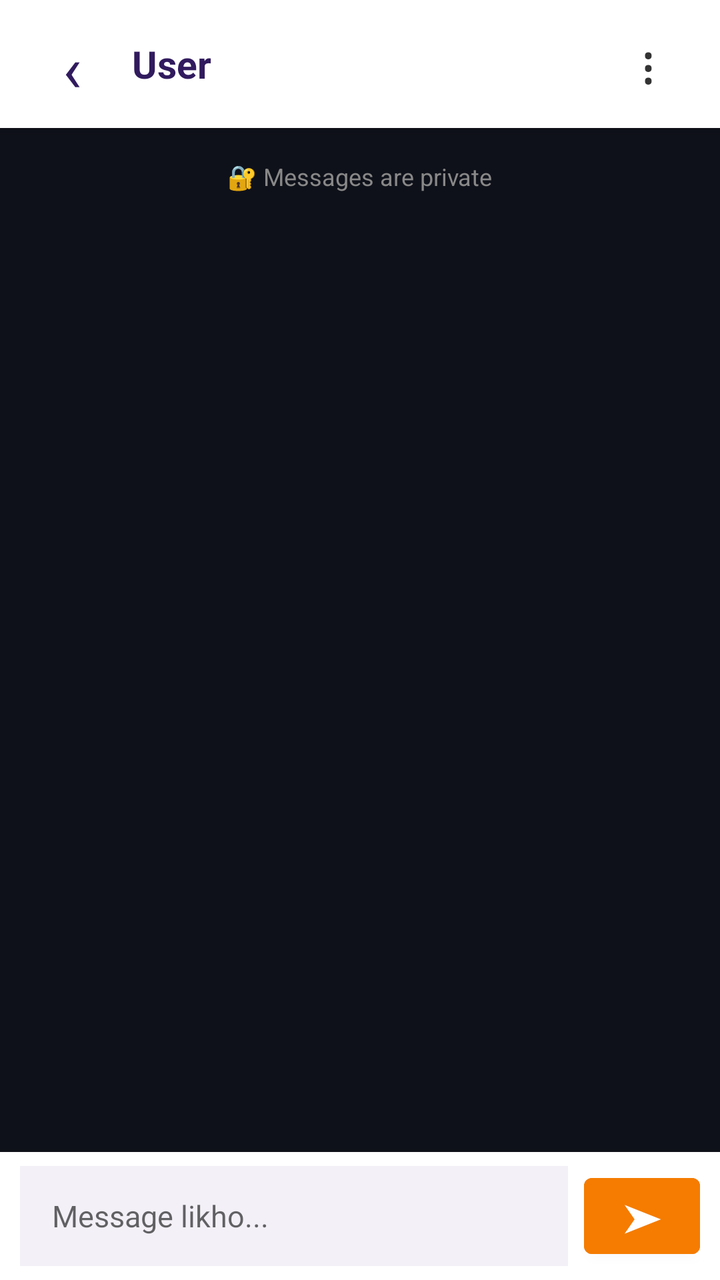
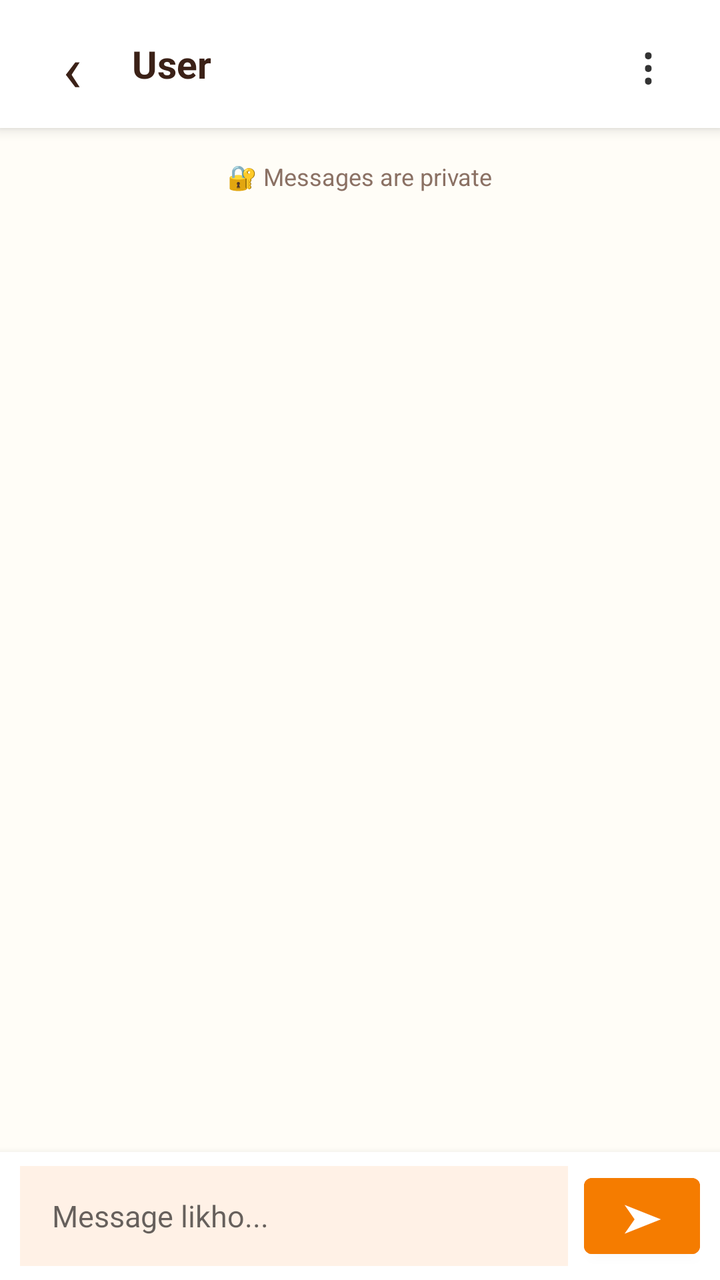

The first picture is an Android layout as it rendered before a commit; the second is the same layout after the commit. The layout source and the unified diff follow.
<!-- AndroidManifest.xml: application theme Theme.SanskritiSathi -->
<!-- res/layout/activity_one_to_one_chat.xml -->
<?xml version="1.0" encoding="utf-8"?>
<LinearLayout
    xmlns:android="http://schemas.android.com/apk/res/android"
    android:layout_width="match_parent"
    android:layout_height="match_parent"
    android:orientation="vertical"
    android:background="#0F111A"
    android:clipToPadding="false"
>

    

    <LinearLayout
        android:layout_width="match_parent"
        android:layout_height="64dp"
        android:gravity="center_vertical"
        android:paddingStart="16dp"
        android:paddingEnd="16dp"
        android:background="#FFFFFF"
        android:elevation="4dp">

        <TextView
            android:layout_width="40dp"
            android:layout_height="40dp"
            android:gravity="center"
            android:text="‹"
            android:textSize="32sp"
            android:textColor="#311B5E"/>

        <TextView
            android:id="@+id/chatUsernameText"
            android:layout_width="0dp"
            android:layout_height="wrap_content"
            android:layout_weight="1"
            android:layout_marginStart="10dp"
            android:text="User"
            android:textSize="19sp"
            android:textStyle="bold"
            android:textColor="#311B5E"/>

        <TextView
            android:layout_width="40dp"
            android:layout_height="40dp"
            android:gravity="center"
            android:text="⋮"
            android:textSize="26sp"
            android:textColor="#333333"/>

    </LinearLayout>


    

    <ScrollView
        android:layout_width="match_parent"
        android:layout_height="0dp"
        android:layout_weight="1"
        android:fillViewport="true">

        <LinearLayout
            android:id="@+id/messagesContainer"
            android:layout_width="match_parent"
            android:layout_height="wrap_content"
            android:orientation="vertical"
            android:padding="16dp">

            <TextView
                android:layout_width="wrap_content"
                android:layout_height="wrap_content"
                android:layout_gravity="center"
                android:layout_marginBottom="16dp"
                android:text="🔐 Messages are private"
                android:textSize="12sp"
                android:textColor="#888888"/>

        </LinearLayout>

    </ScrollView>


    

    <LinearLayout
        android:layout_width="match_parent"
        android:layout_height="64dp"
        android:gravity="center_vertical"
        android:paddingStart="10dp"
        android:paddingEnd="10dp"
        android:background="#FFFFFF"
        android:elevation="6dp">

        <EditText
            android:id="@+id/messageInput"
            android:layout_width="0dp"
            android:layout_height="50dp"
            android:layout_weight="1"
            android:hint="Message likho..."
            android:textSize="15sp"
            android:paddingStart="16dp"
            android:paddingEnd="16dp"
            android:background="#F3F0F7"
            android:singleLine="true"/>

        <Button
            android:id="@+id/sendButton"
            android:layout_width="58dp"
            android:layout_height="50dp"
            android:layout_marginStart="8dp"
            android:text="➤"
            android:textSize="20sp"
            android:textColor="#FFFFFF"
            android:backgroundTint="#F57C00"/>

    </LinearLayout>

</LinearLayout>
<!-- resources referenced by this layout -->
<resources>
  <style name="Theme.SanskritiSathi" parent="Theme.MaterialComponents.DayNight.NoActionBar">
  
          <item name="android:fontFamily">sans-serif</item>
  
          
          <item name="android:statusBarColor">#0F111A</item>
          <item name="android:windowLightStatusBar">false</item>
  
          <item name="android:navigationBarColor">#1A1D2B</item>
          <item name="android:windowLightNavigationBar">false</item>
  
          <item name="android:windowActionModeOverlay">true</item>
          <item name="android:windowNoTitle">true</item>
  
          <item name="android:windowBackground">#0F111A</item>
  
          <item name="android:textColorPrimary">#FFFFFF</item>
          <item name="android:textColorSecondary">#A0A5B5</item>
  
      </style>
</resources>

<!-- the commit's change to res/layout/activity_one_to_one_chat.xml (unified diff, before → after) -->
@@ -4,7 +4,7 @@
     android:layout_width="match_parent"
     android:layout_height="match_parent"
     android:orientation="vertical"
-    android:background="#0F111A"
+    android:background="#FFFDF7"
     android:clipToPadding="false"
 >
 
@@ -25,7 +25,7 @@
             android:gravity="center"
             android:text="‹"
             android:textSize="32sp"
-            android:textColor="#311B5E"/>
+            android:textColor="#3B2117"/>
 
         <TextView
             android:id="@+id/chatUsernameText"
@@ -36,7 +36,7 @@
             android:text="User"
             android:textSize="19sp"
             android:textStyle="bold"
-            android:textColor="#311B5E"/>
+            android:textColor="#3B2117"/>
 
         <TextView
             android:layout_width="40dp"
@@ -71,7 +71,7 @@
                 android:layout_marginBottom="16dp"
                 android:text="🔐 Messages are private"
                 android:textSize="12sp"
-                android:textColor="#888888"/>
+                android:textColor="#8B7164"/>
 
         </LinearLayout>
 
@@ -98,7 +98,7 @@
             android:textSize="15sp"
             android:paddingStart="16dp"
             android:paddingEnd="16dp"
-            android:background="#F3F0F7"
+            android:background="#FFF1E6"
             android:singleLine="true"/>
 
         <Button
